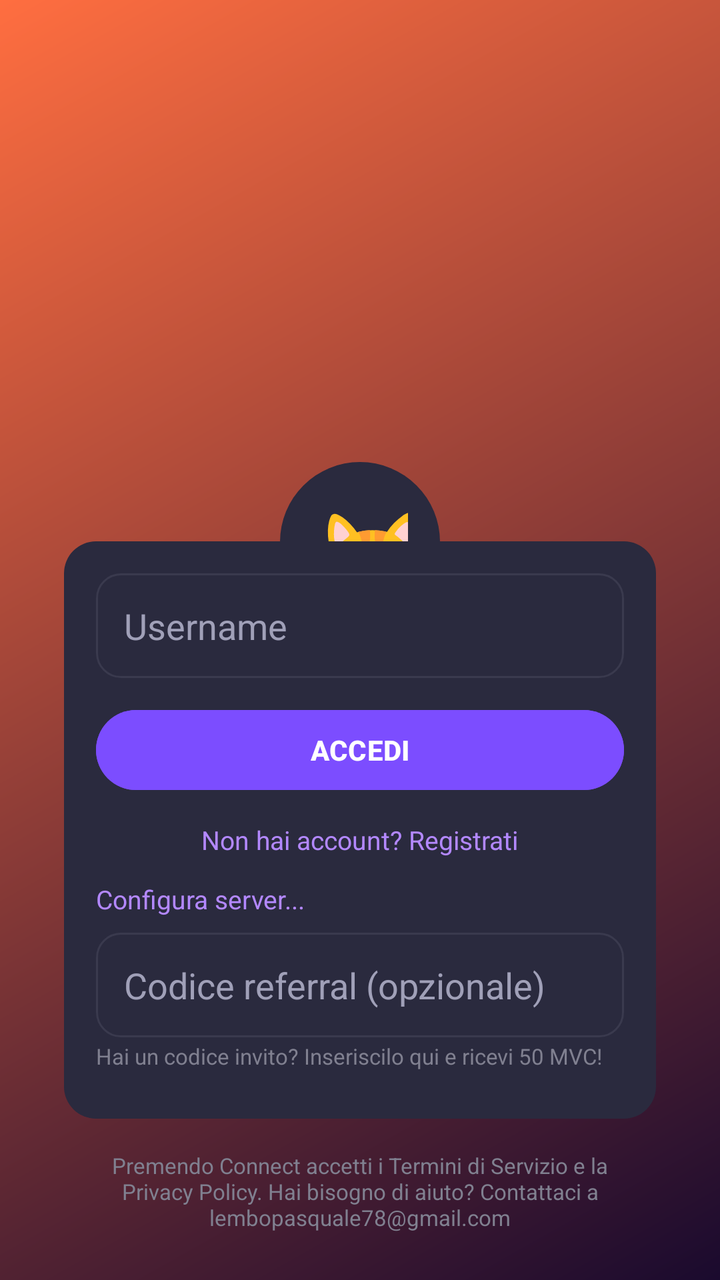
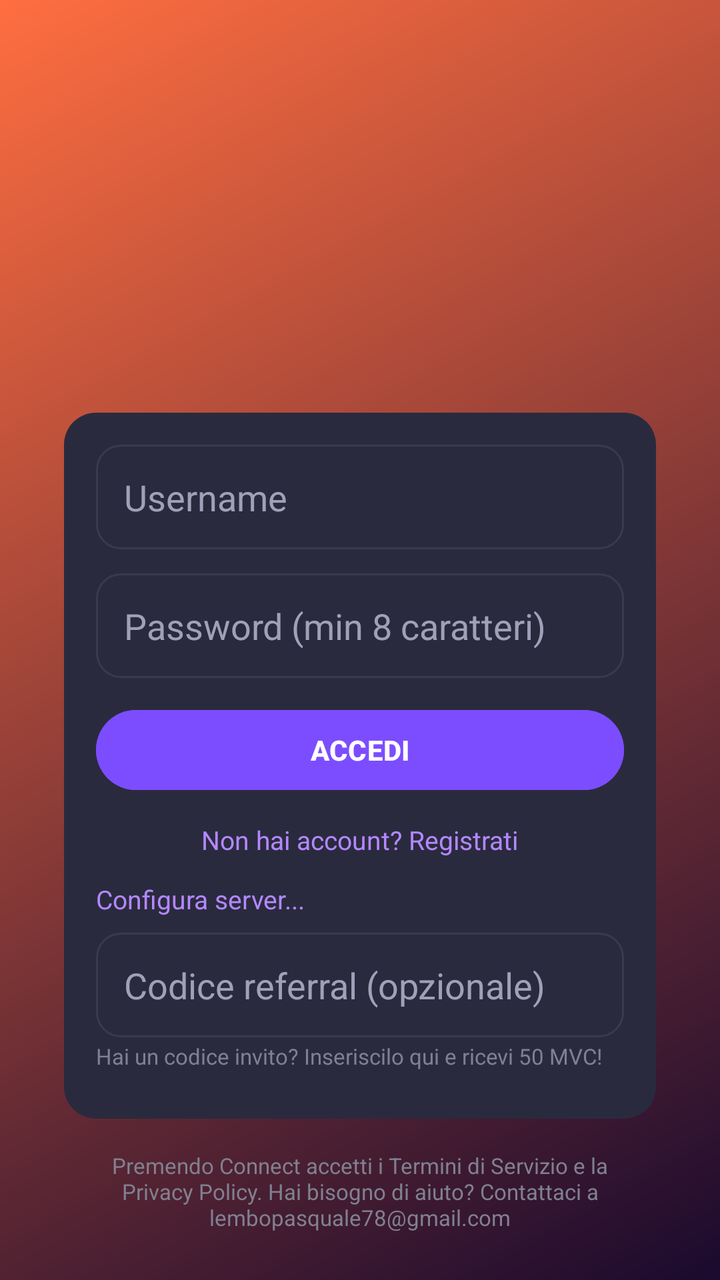

Screens rendered from an Android XML layout before and after an edit, with the pre-edit source and the edit as a unified diff.
<!-- AndroidManifest.xml: application theme AppTheme -->
<!-- res/layout/activity_login.xml -->
<?xml version="1.0" encoding="utf-8"?>
<FrameLayout
    xmlns:android="http://schemas.android.com/apk/res/android"
    xmlns:app="http://schemas.android.com/apk/res-auto"
    android:layout_width="match_parent"
    android:layout_height="match_parent"
    android:background="@drawable/gradient_background">

    <ScrollView
        android:layout_width="match_parent"
        android:layout_height="match_parent"
        android:fillViewport="true">

        <RelativeLayout
            android:layout_width="match_parent"
            android:layout_height="wrap_content"
            android:layout_gravity="center">

            <LinearLayout
                android:id="@+id/center_content"
                android:layout_width="match_parent"
                android:layout_height="wrap_content"
                android:orientation="vertical"
                android:gravity="center"
                android:layout_centerInParent="true"
                android:paddingStart="32dp"
                android:paddingEnd="32dp">

                <TextView
                    android:layout_width="80dp"
                    android:layout_height="80dp"
                    android:text="🐱"
                    android:textSize="48sp"
                    android:gravity="center"
                    android:background="@drawable/circle_logo_bg"
                    android:padding="16dp"
                    android:layout_marginBottom="24dp"/>

                <TextView
                    android:layout_width="wrap_content"
                    android:layout_height="wrap_content"
                    android:text="ChatAI"
                    android:textSize="36sp"
                    android:textStyle="bold"
                    android:textColor="@color/on_primary"
                    android:gravity="center"/>

                <TextView
                    android:layout_width="wrap_content"
                    android:layout_height="wrap_content"
                    android:text="Il tuo compagno AI"
                    android:textSize="16sp"
                    android:textColor="@color/on_surface_variant"
                    android:gravity="center"
                    android:layout_marginTop="4dp"/>
            </LinearLayout>

            <LinearLayout
                android:id="@+id/bottom_content"
                android:layout_width="match_parent"
                android:layout_height="wrap_content"
                android:orientation="vertical"
                android:gravity="center"
                android:layout_alignParentBottom="true"
                android:paddingStart="32dp"
                android:paddingEnd="32dp"
                android:paddingBottom="24dp">

                <com.google.android.gms.common.SignInButton
                    android:id="@+id/google_sign_in_button"
                    android:layout_width="match_parent"
                    android:layout_height="56dp"
                    android:layout_marginBottom="12dp"
                    android:visibility="gone"/>

                <LinearLayout
                    android:id="@+id/login_section"
                    android:layout_width="match_parent"
                    android:layout_height="wrap_content"
                    android:orientation="vertical"
                    android:background="@drawable/card_bg"
                    android:padding="16dp"
                    android:layout_marginBottom="16dp">

                    <EditText
                        android:id="@+id/username_input"
                        android:layout_width="match_parent"
                        android:layout_height="wrap_content"
                        android:hint="Username"
                        android:textColorHint="@color/on_surface_variant"
                        android:textColor="@color/on_surface"
                        android:inputType="textPersonName"
                        android:maxLength="20"
                        android:maxLines="1"
                        android:singleLine="true"
                        android:background="@drawable/edittext_bg"
                        android:padding="14dp"
                        android:layout_marginBottom="12dp"/>

                    <EditText
                        android:id="@+id/email_input"
                        android:layout_width="match_parent"
                        android:layout_height="wrap_content"
                        android:hint="Email (opzionale)"
                        android:textColorHint="@color/on_surface_variant"
                        android:textColor="@color/on_surface"
                        android:inputType="textEmailAddress"
                        android:maxLines="1"
                        android:singleLine="true"
                        android:background="@drawable/edittext_bg"
                        android:padding="14dp"
                        android:layout_marginBottom="12dp"
                        android:visibility="gone"/>

                    <EditText
                        android:id="@+id/password_input"
                        android:layout_width="match_parent"
                        android:layout_height="wrap_content"
                        android:hint="Password (min 8 caratteri)"
                        android:textColorHint="@color/on_surface_variant"
                        android:textColor="@color/on_surface"
                        android:inputType="textPassword"
                        android:maxLines="1"
                        android:singleLine="true"
                        android:background="@drawable/edittext_bg"
                        android:padding="14dp"
                        android:layout_marginBottom="12dp"
                        android:visibility="gone"/>

                    <com.google.android.material.button.MaterialButton
                        android:id="@+id/login_button"
                        android:layout_width="match_parent"
                        android:layout_height="48dp"
                        android:text="ACCEDI"
                        android:textSize="14sp"
                        android:backgroundTint="@color/primary"
                        android:textColor="@color/on_primary"
                        android:textAllCaps="false"
                        android:textStyle="bold"
                        app:cornerRadius="22dp"/>

                    <TextView
                        android:id="@+id/toggle_auth_mode"
                        android:layout_width="wrap_content"
                        android:layout_height="wrap_content"
                        android:text="Non hai account? Registrati"
                        android:textSize="13sp"
                        android:textColor="@color/text_link"
                        android:paddingTop="12dp"
                        android:paddingBottom="4dp"
                        android:clickable="true"
                        android:focusable="true"
                        android:layout_gravity="center_horizontal"/>

                    <TextView
                        android:id="@+id/server_url_toggle"
                        android:layout_width="wrap_content"
                        android:layout_height="wrap_content"
                        android:text="Configura server..."
                        android:textSize="13sp"
                        android:textColor="@color/text_link"
                        android:paddingTop="8dp"
                        android:paddingBottom="4dp"
                        android:clickable="true"
                        android:focusable="true"/>

                    <EditText
                        android:id="@+id/server_url_input"
                        android:layout_width="match_parent"
                        android:layout_height="wrap_content"
                        android:hint="URL del server (es. http://192.168.1.100:5000)"
                        android:textColorHint="@color/on_surface_variant"
                        android:textColor="@color/on_surface"
                        android:inputType="textUri"
                        android:maxLines="1"
                        android:singleLine="true"
                        android:background="@drawable/edittext_bg"
                        android:padding="14dp"
                        android:visibility="gone"/>

                    <EditText
                        android:id="@+id/referral_code_input"
                        android:layout_width="match_parent"
                        android:layout_height="wrap_content"
                        android:hint="Codice referral (opzionale)"
                        android:textColorHint="@color/on_surface_variant"
                        android:textColor="@color/on_surface"
                        android:inputType="textVisiblePassword"
                        android:maxLength="8"
                        android:maxLines="1"
                        android:singleLine="true"
                        android:background="@drawable/edittext_bg"
                        android:padding="14dp"
                        android:layout_marginTop="4dp"/>

                    <TextView
                        android:layout_width="match_parent"
                        android:layout_height="wrap_content"
                        android:text="Hai un codice invito? Inseriscilo qui e ricevi 50 MVC!"
                        android:textSize="11sp"
                        android:textColor="@color/text_hint"
                        android:paddingTop="2dp"
                        android:paddingBottom="8dp"/>

                    <ProgressBar
                        android:id="@+id/auth_progress"
                        android:layout_width="match_parent"
                        android:layout_height="wrap_content"
                        android:visibility="gone"
                        android:layout_marginTop="12dp"/>
                </LinearLayout>

                <TextView
                    android:layout_width="wrap_content"
                    android:layout_height="wrap_content"
                    android:textSize="11sp"
                    android:textColor="@color/text_hint"
                    android:gravity="center"
                    android:autoLink="web"
                    android:text="@string/privacy_notice"/>
            </LinearLayout>

        </RelativeLayout>
    </ScrollView>

</FrameLayout>
<!-- resources referenced by this layout -->
<resources>
  <color name="on_primary">#FFFFFF</color>
  <color name="on_surface">#E8E8F0</color>
  <color name="on_surface_variant">#A0A0B8</color>
  <color name="primary">#7C4DFF</color>
  <color name="text_hint">#808090</color>
  <color name="text_link">#B388FF</color>
  <!-- drawable card_bg (drawable) -->
  <?xml version="1.0" encoding="utf-8"?>
  <shape xmlns:android="http://schemas.android.com/apk/res/android"
         android:shape="rectangle">
      <solid android:color="@color/surface_container"/>
      <corners android:radius="16dp"/>
      <padding android:left="16dp" android:top="16dp" android:right="16dp" android:bottom="16dp"/>
  </shape>
  <!-- drawable circle_logo_bg (drawable) -->
  <?xml version="1.0" encoding="utf-8"?>
  <shape xmlns:android="http://schemas.android.com/apk/res/android"
         android:shape="oval">
      <solid android:color="@color/surface_container"/>
  </shape>
  <!-- drawable edittext_bg (drawable) -->
  <?xml version="1.0" encoding="utf-8"?>
  <shape xmlns:android="http://schemas.android.com/apk/res/android"
         android:shape="rectangle">
      <solid android:color="@color/surface_container"/>
      <corners android:radius="12dp"/>
      <stroke android:width="1dp" android:color="@color/outline"/>
  </shape>
  <!-- drawable gradient_background (drawable) -->
  <?xml version="1.0" encoding="utf-8"?>
  <shape xmlns:android="http://schemas.android.com/apk/res/android" android:shape="rectangle">
      <gradient
          android:startColor="@color/login_gradient_start"
          android:endColor="@color/tertiary"
          android:angle="135" />
  </shape>
  <string name="privacy_notice">Premendo Connect accetti i Termini di Servizio e la Privacy Policy. Hai bisogno di aiuto? Contattaci a lembopasquale78@gmail.com</string>
  <style name="AppTheme" parent="Theme.Material3.Dark.NoActionBar">
          <item name="colorPrimary">@color/primary</item>
          <item name="colorOnPrimary">@color/on_primary</item>
          <item name="colorPrimaryContainer">@color/primary_dark</item>
          <item name="colorOnPrimaryContainer">@color/on_primary</item>
          <item name="colorSecondary">@color/secondary</item>
          <item name="colorTertiary">@color/tertiary</item>
          <item name="colorSurface">@color/surface</item>
          <item name="colorOnSurface">@color/on_surface</item>
          <item name="colorSurfaceVariant">@color/surface_variant</item>
          <item name="colorOnSurfaceVariant">@color/on_surface_variant</item>
          <item name="colorSurfaceContainer">@color/surface_container</item>
          <item name="android:colorBackground">@color/background</item>
          <item name="android:windowBackground">@color/background</item>
          <item name="android:statusBarColor">@color/background_dark</item>
          <item name="android:navigationBarColor">@color/bottom_nav_bg</item>
          <item name="android:windowLightStatusBar">false</item>
          <item name="colorError">@color/error</item>
          <item name="colorOnError">@color/on_primary</item>
          <item name="colorErrorContainer">@color/error_container</item>
          <item name="colorOutline">@color/outline</item>
      </style>
  <color name="surface_container">#2A2A3E</color>
  <color name="outline">#3A3A4E</color>
  <color name="login_gradient_start">#1A0A2E</color>
  <color name="tertiary">#FF6E40</color>
  <color name="primary_dark">#651FFF</color>
  <color name="secondary">#03DAC6</color>
  <color name="surface">#1E1E2E</color>
  <color name="surface_variant">#3A3A4E</color>
  <color name="background">#13131F</color>
  <color name="background_dark">#0D0D16</color>
  <color name="bottom_nav_bg">#1A1A2E</color>
  <color name="error">#FF5252</color>
  <color name="error_container">#3E1A1A</color>
</resources>

<!-- the commit's change to res/layout/activity_login.xml (unified diff, before → after) -->
@@ -124,8 +124,7 @@
                         android:singleLine="true"
                         android:background="@drawable/edittext_bg"
                         android:padding="14dp"
-                        android:layout_marginBottom="12dp"
-                        android:visibility="gone"/>
+                        android:layout_marginBottom="12dp"/>
 
                     <com.google.android.material.button.MaterialButton
                         android:id="@+id/login_button"
